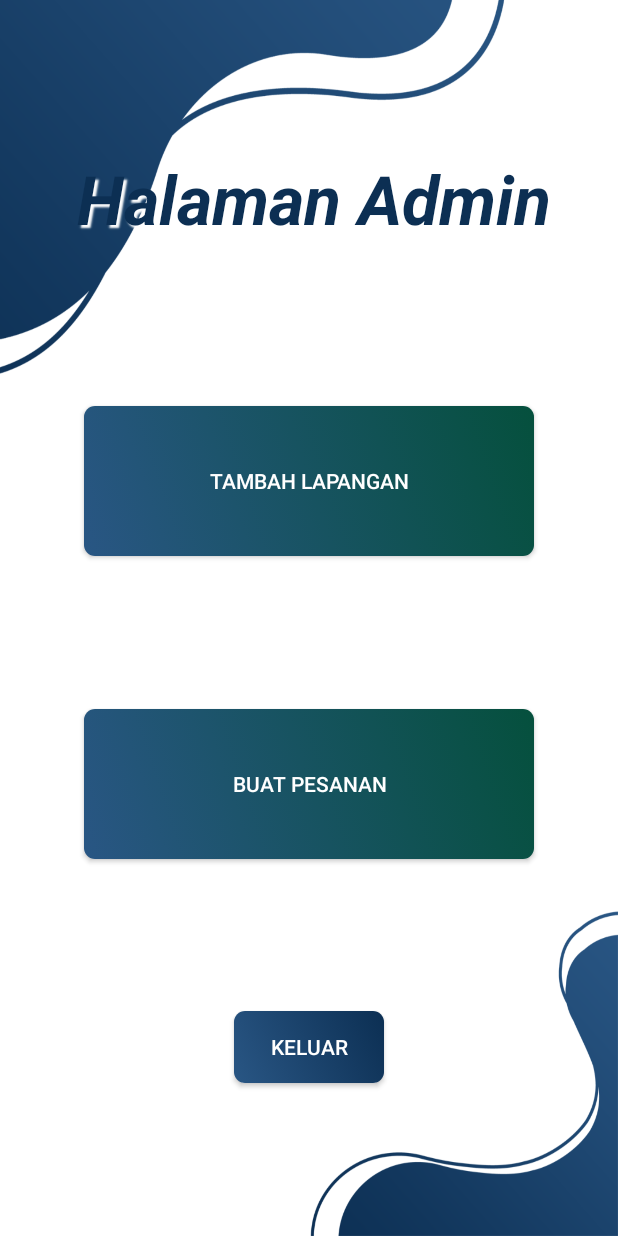
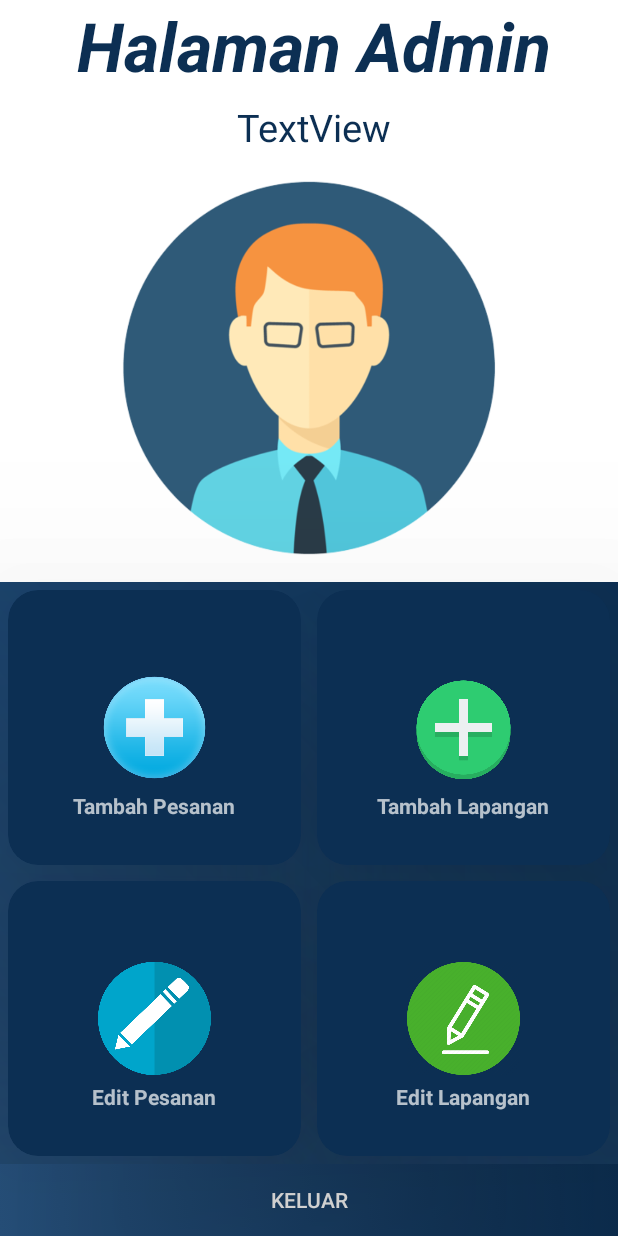
Before and after one commit to briant24/smt2, an Android app: the layout activity_main.xml on its own in the app's theme, with its tools: preview values and no code run, on a phone screen of 412 x 824 dp. Run offline under Robolectric (Android 15) with nearby library versions, the phone set to English and light mode, and no system bars.

Commit message:
Big Update

```diff
--- a/app/src/main/java/com/briant/smt2/BookingActivity.java
+++ b/app/src/main/java/com/briant/smt2/BookingActivity.java
@@ -8,7 +8,6 @@ import androidx.recyclerview.widget.RecyclerView;
 import android.content.Context;
 import android.content.Intent;
 import android.os.Bundle;
-import android.provider.ContactsContract;
 import android.util.Log;
 import android.view.LayoutInflater;
 import android.view.View;
@@ -22,11 +21,9 @@ import com.firebase.ui.database.FirebaseRecyclerOptions;
 import com.firebase.ui.database.SnapshotParser;
 import com.google.firebase.FirebaseOptions;
 import com.google.firebase.database.DataSnapshot;
-import com.google.firebase.database.DatabaseError;
 import com.google.firebase.database.DatabaseReference;
 import com.google.firebase.database.FirebaseDatabase;
 import com.google.firebase.database.Query;
-import com.google.firebase.database.ValueEventListener;
 import com.squareup.picasso.Picasso;
 
 public class BookingActivity extends AppCompatActivity {
@@ -61,6 +58,21 @@ public class BookingActivity extends AppCompatActivity {
             @Override
             protected void onBindViewHolder(@NonNull ViewHolder holder, int position, @NonNull HandlerLapangan model) {
                 holder.setDetails(getApplicationContext(), model.getNamalap(), model.getHarga(), model.getJenis(), model.getUrl());
+                holder.itemView.setOnClickListener(new View.OnClickListener() {
+                    @Override
+                    public void onClick(View v) {
+                        String nama = model.getNamalap().toString().trim();
+                        String harga = model.getHarga().toString().trim();
+                        String jenis = model.getJenis().toString().trim();
+                        String url = model.getUrl().toString().trim();
+                        Intent intent = new Intent(getApplicationContext(), PesanActivity.class);
+                        intent.putExtra("namaLap", nama);
+                        intent.putExtra("hargaLap", harga);
+                        intent.putExtra("jenisLap", jenis);
+                        intent.putExtra("urlImage", url);
+                        startActivity(intent);
+                    }
+                });
             }
 
             @NonNull
--- a/app/src/main/java/com/briant/smt2/MainActivity.java
+++ b/app/src/main/java/com/briant/smt2/MainActivity.java
@@ -10,29 +10,13 @@ import android.widget.TextView;
 
 public class MainActivity extends AppCompatActivity {
     private TextView admin;
-    private Button btnlogout,btnpesan,btnlapangan;
+    private Button btnlogout;
     @Override
     protected void onCreate(Bundle savedInstanceState) {
         super.onCreate(savedInstanceState);
         setContentView(R.layout.activity_main);
         admin = findViewById(R.id.tvIntent);
-        btnlogout = findViewById(R.id.btn_logout);
-        btnpesan = findViewById(R.id.btnPesan);
-        btnlapangan = findViewById(R.id.btnLap);
-        btnpesan.setOnClickListener(new View.OnClickListener() {
-            @Override
-            public void onClick(View v) {
-                Intent intent = new Intent(getApplicationContext(), BookingActivity.class);
-                startActivity(intent);
-            }
-        });
-        btnlapangan.setOnClickListener(new View.OnClickListener() {
-            @Override
-            public void onClick(View v) {
-                Intent intent = new Intent(getApplicationContext(), AddFieldActivity.class);
-                startActivity(intent);
-            }
-        });
+        btnlogout = findViewById(R.id.button);
         btnlogout.setOnClickListener(new View.OnClickListener() {
             @Override
             public void onClick(View v) {
@@ -51,4 +35,20 @@ public class MainActivity extends AppCompatActivity {
         strnama = ambildata.getStringExtra("nama");
         admin.setText("Selamat datang, " + strnama);
     }
+
+    public void gopesanan(View view) {
+        Intent intent = new Intent(getApplicationContext(), BookingActivity.class);
+        startActivity(intent);
+    }
+
+    public void golapangan(View view) {
+        Intent intent = new Intent(getApplicationContext(), AddFieldActivity.class);
+        startActivity(intent);
+    }
+
+    public void goedit(View view) {
+    }
+
+    public void goeditlap(View view) {
+    }
 }
--- a/app/src/main/res/layout/activity_add_field.xml
+++ b/app/src/main/res/layout/activity_add_field.xml
@@ -138,34 +138,36 @@
 
         <Button
             android:id="@+id/button_browse"
-            android:layout_marginTop="20dp"
+            android:layout_marginBottom="30dp"
             android:layout_width="120dp"
             android:layout_height="60dp"
             app:layout_constraintTop_toBottomOf="@id/radioJenis"
             app:layout_constraintLeft_toLeftOf="parent"
             app:layout_constraintRight_toLeftOf="@id/button_upload"
-            android:background="@drawable/custom_button_green"
+            android:background="@drawable/custom_button_square"
+            app:layout_constraintBottom_toBottomOf="@id/button_kembali"
             android:text="Cari Gambar" />
         <Button
             android:id="@+id/button_upload"
-            android:layout_marginTop="20dp"
+            android:layout_marginBottom="30dp"
             android:layout_width="120dp"
             android:layout_height="60dp"
             app:layout_constraintTop_toBottomOf="@id/radioJenis"
             app:layout_constraintLeft_toRightOf="@id/button_browse"
+            app:layout_constraintBottom_toBottomOf="@id/button_kembali"
             app:layout_constraintRight_toRightOf="parent"
-            android:background="@drawable/custom_button_green"
+            android:background="@drawable/custom_button_square"
             android:text="Simpan" />
 
         <Button
             android:id="@+id/button_kembali"
             android:layout_marginTop="20dp"
-            android:layout_width="120dp"
+            android:layout_width="match_parent"
             android:layout_height="60dp"
-            android:background="@drawable/custom_button"
+            android:background="@drawable/custom_button_square"
             app:layout_constraintStart_toStartOf="parent"
             app:layout_constraintEnd_toEndOf="parent"
-            app:layout_constraintTop_toBottomOf="@id/button_upload"
+            app:layout_constraintBottom_toBottomOf="parent"
             android:text="Kembali" />
 
     </androidx.constraintlayout.widget.ConstraintLayout>
--- a/app/src/main/res/layout/activity_main.xml
+++ b/app/src/main/res/layout/activity_main.xml
@@ -8,68 +8,192 @@
     android:orientation="vertical"
     tools:context=".MainActivity" >
 
-    <androidx.constraintlayout.widget.ConstraintLayout
-        android:background="@drawable/background"
+    <LinearLayout
         android:layout_width="match_parent"
-        android:layout_height="match_parent">
+        android:layout_height="0dp"
+        android:layout_weight="1"
+        android:orientation="vertical">
 
         <TextView
-            app:layout_constraintStart_toStartOf="parent"
-            app:layout_constraintEnd_toEndOf="parent"
-            app:layout_constraintTop_toTopOf="parent"
-            app:layout_constraintBottom_toTopOf="@id/btnLap"
             android:id="@+id/textView3"
-            android:layout_width="wrap_content"
+            style="@style/shadowText"
+            android:layout_width="match_parent"
             android:layout_height="wrap_content"
-            style="@style/shadowText"
-            android:textStyle="bold|italic"
+            android:text="Halaman Admin"
+            android:textAlignment="center"
             android:textSize="45dp"
-            android:text="Halaman Admin" />
+            android:textStyle="bold|italic" />
 
         <TextView
+            android:gravity="center"
+            style="@style/shadowText"
             android:id="@+id/tvIntent"
-            app:layout_constraintStart_toStartOf="parent"
-            app:layout_constraintEnd_toEndOf="parent"
-            app:layout_constraintTop_toBottomOf="@id/textView3"
-            style="@style/shadowText"
-            android:textStyle="bold|italic"
-            android:textSize="20dp"
-            android:layout_width="wrap_content"
-            android:layout_height="wrap_content" />
+            android:layout_width="match_parent"
+            android:textSize="25sp"
+            android:layout_height="wrap_content"
+            android:text="TextView" />
 
-        <Button
-            android:id="@+id/btnLap"
-            android:layout_marginHorizontal="100dp"
-            app:layout_constraintStart_toStartOf="parent"
-            app:layout_constraintEnd_toEndOf="parent"
-            app:layout_constraintTop_toBottomOf="@id/textView3"
-            app:layout_constraintBottom_toTopOf="@id/btnPesan"
-            android:background="@drawable/custom_button_green"
-            android:layout_width="300dp"
-            android:layout_height="100dp"
-            android:text="Tambah Lapangan" />
+        <ImageView
+            android:id="@+id/imageView2"
+            android:layout_width="match_parent"
+            android:layout_height="wrap_content"
+            app:srcCompat="@drawable/img" />
+    </LinearLayout>
 
-        <Button
-            android:id="@+id/btnPesan"
-            app:layout_constraintStart_toStartOf="parent"
-            app:layout_constraintEnd_toEndOf="parent"
-            app:layout_constraintTop_toBottomOf="@id/btnLap"
-            app:layout_constraintBottom_toTopOf="@id/btn_logout"
-            android:background="@drawable/custom_button_green"
-            android:layout_width="300dp"
-            android:layout_height="100dp"
-            android:text="Buat Pesanan" />
+    <GridLayout
+        android:elevation="100dp"
+        android:layout_width="match_parent"
+        android:layout_height="0dp"
+        android:layout_weight="1"
+        android:columnCount="2"
+        android:rowCount="2"
+        android:background="@drawable/bg_gradient">
 
-        <Button
-            app:layout_constraintStart_toStartOf="parent"
-            app:layout_constraintEnd_toEndOf="parent"
-            app:layout_constraintTop_toBottomOf="@id/btnPesan"
-            app:layout_constraintBottom_toBottomOf="parent"
-            android:id="@+id/btn_logout"
-            android:background="@drawable/custom_button"
-            android:layout_width="100dp"
-            android:layout_height="48dp"
-            android:text="Keluar" />
+        <androidx.cardview.widget.CardView
+            android:clickable="true"
+            android:onClick="gopesanan"
+            android:layout_width="0dp"
+            android:layout_height="0dp"
+            android:layout_rowWeight="1"
+            android:layout_columnWeight="1"
+            android:layout_margin="5dp"
+            app:cardBackgroundColor="@color/blue_bwh"
+            android:id="@+id/tambahpesanan"
+            app:cardCornerRadius="20dp"
+            app:cardElevation="100dp">
 
-    </androidx.constraintlayout.widget.ConstraintLayout>
+            <RelativeLayout
+                android:layout_width="match_parent"
+                android:layout_height="match_parent">
+
+                <ImageView
+                    android:id="@+id/tambah"
+                    android:layout_width="75dp"
+                    android:layout_height="match_parent"
+                    android:layout_centerInParent="true"
+                    android:src="@drawable/add" />
+
+                <TextView
+                    android:layout_width="wrap_content"
+                    android:layout_height="wrap_content"
+                    android:layout_alignBottom="@id/tambah"
+                    android:layout_marginBottom="30dp"
+                    android:text="Tambah Pesanan"
+                    android:layout_centerInParent="true"
+                    android:textStyle="bold"/>
+            </RelativeLayout>
+        </androidx.cardview.widget.CardView>
+
+        <androidx.cardview.widget.CardView
+            android:clickable="true"
+            android:onClick="golapangan"
+            android:layout_width="0dp"
+            android:layout_height="0dp"
+            android:layout_rowWeight="1"
+            android:layout_columnWeight="1"
+            android:layout_margin="5dp"
+            app:cardBackgroundColor="@color/blue_bwh"
+            android:id="@+id/cardlapangan"
+            app:cardCornerRadius="20dp"
+            app:cardElevation="100dp">
+
+            <RelativeLayout
+                android:layout_width="match_parent"
+                android:layout_height="match_parent">
+
+                <ImageView
+                    android:id="@+id/lapangan"
+                    android:layout_width="75dp"
+                    android:layout_height="match_parent"
+                    android:layout_centerInParent="true"
+                    android:src="@drawable/lapangan" />
+
+                <TextView
+                    android:layout_width="wrap_content"
+                    android:layout_height="wrap_content"
+                    android:layout_alignBottom="@id/lapangan"
+                    android:layout_marginBottom="30dp"
+                    android:text="Tambah Lapangan"
+                    android:layout_centerInParent="true"
+                    android:textStyle="bold"/>
+            </RelativeLayout>
+        </androidx.cardview.widget.CardView>
+
+        <androidx.cardview.widget.CardView
+            android:clickable="true"
+            android:onClick="goedit"
+            android:layout_width="0dp"
+            android:layout_height="0dp"
+            android:layout_rowWeight="1"
+            android:layout_columnWeight="1"
+            android:layout_margin="5dp"
+            app:cardBackgroundColor="@color/blue_bwh"
+            android:id="@+id/cardedit"
+            app:cardCornerRadius="20dp"
+            app:cardElevation="100dp">
+
+            <RelativeLayout
+                android:layout_width="match_parent"
+                android:layout_height="match_parent">
+
+                <ImageView
+                    android:id="@+id/data"
+                    android:layout_width="75dp"
+                    android:layout_height="match_parent"
+                    android:layout_centerInParent="true"
+                    android:src="@drawable/edit" />
+
+                <TextView
+                    android:layout_width="wrap_content"
+                    android:layout_height="wrap_content"
+                    android:layout_alignBottom="@id/data"
+                    android:layout_marginBottom="30dp"
+                    android:text="Edit Pesanan"
+                    android:layout_centerInParent="true"
+                    android:textStyle="bold"/>
+            </RelativeLayout>
+        </androidx.cardview.widget.CardView>
+
+        <androidx.cardview.widget.CardView
+            android:clickable="true"
+            android:onClick="goeditlap"
+            android:layout_width="0dp"
+            android:layout_height="0dp"
+            android:layout_rowWeight="1"
+            android:layout_columnWeight="1"
+            android:layout_margin="5dp"
+            app:cardBackgroundColor="@color/blue_bwh"
+            android:id="@+id/cardlap"
+            app:cardCornerRadius="20dp"
+            app:cardElevation="100dp">
+
+            <RelativeLayout
+                android:layout_width="match_parent"
+                android:layout_height="match_parent">
+
+                <ImageView
+                    android:id="@+id/editlap"
+                    android:layout_width="75dp"
+                    android:layout_height="match_parent"
+                    android:layout_centerInParent="true"
+                    android:src="@drawable/edit2" />
+
+                <TextView
+                    android:layout_width="wrap_content"
+                    android:layout_height="wrap_content"
+                    android:layout_alignBottom="@id/editlap"
+                    android:layout_marginBottom="30dp"
+                    android:text="Edit Lapangan"
+                    android:layout_centerInParent="true"
+                    android:textStyle="bold"/>
+            </RelativeLayout>
+        </androidx.cardview.widget.CardView>
+    </GridLayout>
+
+    <Button
+        android:id="@+id/button"
+        android:layout_width="match_parent"
+        android:layout_height="wrap_content"
+        android:background="@drawable/custom_button_square"
+        android:text="KELUAR" />
 </LinearLayout>
```
Also changed, not shown: app/src/main/res/drawable/add.png (added), app/src/main/res/drawable/edit.png (added), app/src/main/res/drawable/edit2.png (added), app/src/main/res/drawable/img.png (added), app/src/main/res/drawable/lapangan.png (added).
